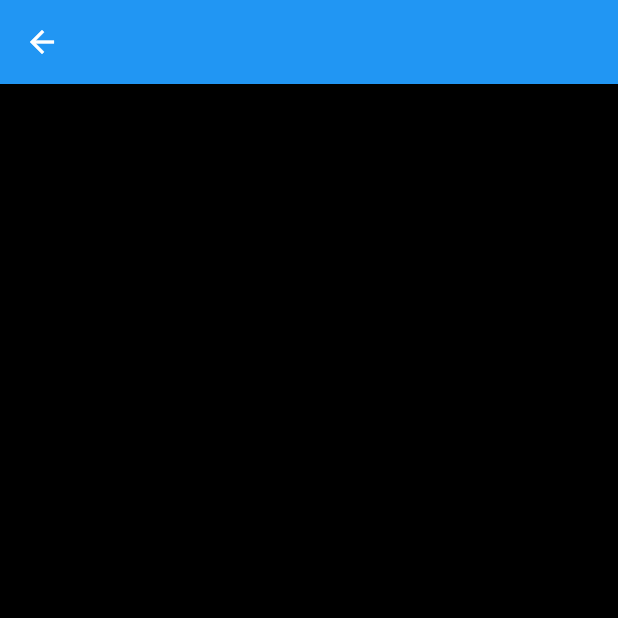
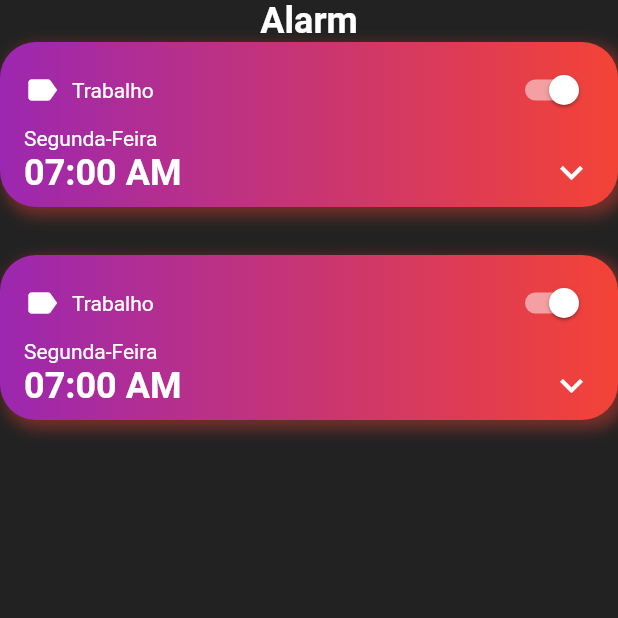
Before and after one commit to thiagolop/Relogio-Flutter, a Flutter app: the DespertadorScreen screen opened directly, on a phone screen of 412 x 824 dp, the top half of it. Run offline on Flutter 3.47's test engine with Material 2 defaults, Android fonts, the light colour scheme and no system bars; our stand-ins replace animated_splash_screen, lottie, page_transition, timer_builder; missing offline and left inert: flutter_ringtone_player.

Commit message:
Alarm screen

```diff
--- /dev/null
+++ b/lib/src/data.dart
@@ -0,0 +1,7 @@
+import 'despertador/alarms_info.dart';
+
+List<AlarmInfo> alarms = [
+ AlarmInfo(DateTime.now().add(const Duration(hours: 1)), description: 'Trabalho'),
+ AlarmInfo(DateTime.now().add(const Duration(hours: 1)), description: 'Academia'),
+
+];
--- /dev/null
+++ b/lib/src/despertador/alarms_info.dart
@@ -0,0 +1,7 @@
+class AlarmInfo {
+  DateTime alarmDateTime = DateTime.now();
+  String description = '';
+  bool isActive = false;
+
+  AlarmInfo(alarmDateTime, {description});
+}
--- /dev/null
+++ b/lib/src/despertador/despertador_alarm.dart
@@ -0,0 +1,59 @@
+import 'package:flutter/material.dart';
+
+class DespertadorAlarm extends StatelessWidget {
+  const DespertadorAlarm({Key? key}) : super(key: key);
+
+  @override
+  Widget build(BuildContext context) {
+    return Container(
+      margin: const EdgeInsets.only(bottom: 32),
+      padding: const EdgeInsets.symmetric(horizontal: 16, vertical: 8),
+      decoration: BoxDecoration(
+        gradient: const LinearGradient(colors: [Colors.purple, Colors.red], begin: Alignment.centerLeft, end: Alignment.centerRight),
+        boxShadow: [
+          BoxShadow(color: Colors.red.withOpacity(0.4), blurRadius: 8, spreadRadius: 2, offset: const Offset(4, 4)),
+        ],
+        borderRadius: const BorderRadius.all(Radius.circular(24)),
+      ),
+      child: Column(
+        crossAxisAlignment: CrossAxisAlignment.start,
+        children: [
+          Row(
+            mainAxisAlignment: MainAxisAlignment.spaceBetween,
+            children: [
+              Row(
+                children: const [
+                  Icon(Icons.label, color: Colors.white, size: 24),
+                  SizedBox(width: 8),
+                  Text(
+                    'Trabalho',
+                    style: TextStyle(color: Colors.white),
+                  )
+                ],
+              ),
+              Switch(
+                value: true,
+                onChanged: (bool value) {},
+                activeColor: Colors.white,
+              )
+            ],
+          ),
+          const Text(
+            'Segunda-Feira',
+            style: TextStyle(color: Colors.white),
+          ),
+          Row(
+            mainAxisAlignment: MainAxisAlignment.spaceBetween,
+            children: const [
+              Text(
+                '07:00 AM',
+                style: TextStyle(color: Colors.white, fontSize: 24, fontWeight: FontWeight.w700),
+              ),
+              Icon(Icons.keyboard_arrow_down, color: Colors.white, size: 30)
+            ],
+          ),
+        ],
+      ),
+    );
+  }
+}
--- a/lib/src/despertador/despertador_screen.dart
+++ b/lib/src/despertador/despertador_screen.dart
@@ -1,22 +1,32 @@
 import 'package:flutter/material.dart';
+import 'package:relogio/src/data.dart';
+import 'despertador_alarm.dart';
 
 class DespertadorScreen extends StatefulWidget {
-
-  const DespertadorScreen({ Key? key }) : super(key: key);
+  const DespertadorScreen({Key? key}) : super(key: key);
 
   @override
   State<DespertadorScreen> createState() => _DespertadorScreenState();
 }
 
 class _DespertadorScreenState extends State<DespertadorScreen> {
-
-   @override
-   Widget build(BuildContext context) {
-       return Scaffold(
-           appBar: AppBar(title: const Text(''),),
-           body: Container(
-             color: Colors.black,
-           ),
-       );
+  DateTime now = DateTime.now();
+  @override
+  Widget build(BuildContext context) {
+    return Scaffold(
+      backgroundColor: Colors.black87,
+      body: Column(
+        children: <Widget>[
+          const Text('Alarm', style: TextStyle(fontSize: 24, fontWeight: FontWeight.bold, color: Colors.white)),
+          Expanded(
+            child: ListView(
+              children: alarms.map((alarm) {
+                return const DespertadorAlarm();
+              }).toList(),
+            ),
+          ),
+        ],
+      ),
+    );
   }
 }
--- a/lib/src/home_screen.dart
+++ b/lib/src/home_screen.dart
@@ -27,13 +27,12 @@ class _HomeScreenState extends State<HomeScreen> {
   @override
   Widget build(BuildContext context) {
     return Scaffold(
-      backgroundColor: Colors.black12,
       body: PageView(
         physics: const NeverScrollableScrollPhysics(),
         controller: pagecontroller,
         children: [
+          const RelogioScreen(),
           const DespertadorScreen(),
-          const RelogioScreen(),
           CronometroPresenter(controllerCronometro: controllerCronometro),
           const ContdownPresenter(),
         ],
@@ -45,8 +44,8 @@ class _HomeScreenState extends State<HomeScreen> {
           curve: Curves.ease,
         ),
         itens: [
+          ButtonBarItens(label: 'Relogio', icon: Icons.watch_later_outlined),
           ButtonBarItens(label: 'Despertador', icon: Icons.alarm),
-          ButtonBarItens(label: 'Relogio', icon: Icons.watch_later_outlined),
           ButtonBarItens(label: 'Cronometro', icon: Icons.timer_outlined),
           ButtonBarItens(label: 'Countdown', icon: Icons.hourglass_empty),
         ],
--- a/lib/src/relogio/relogio_screen.dart
+++ b/lib/src/relogio/relogio_screen.dart
@@ -13,7 +13,9 @@ class RelogioScreen extends StatefulWidget {
 class _RelogioScreenState extends State<RelogioScreen> {
   @override
   Widget build(BuildContext context) {
-    return TimerBuilder.periodic(
+    return Scaffold(
+      backgroundColor: Colors.black87,
+      body: TimerBuilder.periodic(
         const Duration(seconds: 1),
         builder: (context) {
           var currentTime = DateTime.now();
@@ -31,6 +33,7 @@ class _RelogioScreenState extends State<RelogioScreen> {
             ],
           );
         },
+      ),
     );
   }
 }
--- a/pubspec.yaml
+++ b/pubspec.yaml
@@ -41,7 +41,9 @@ dependencies:
   flutter_ringtone_player: ^3.2.0
   provider: ^6.0.4
   timer_builder: ^2.0.0
-  vector_math: ^2.1.4
+
+
+
 
 
 
```
Also changed, not shown: lib/src/relogio/clock_widget.dart (+8 -21 lines), 1 other file. Lines whose indentation alone changed are shown as unchanged.
